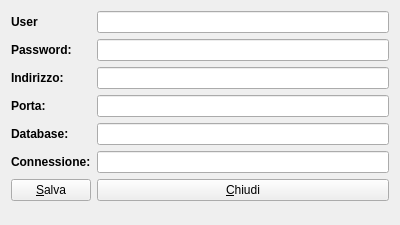
Qt form hsettings.ui (fblabs/hamlet-mod-sancon) before a commit.
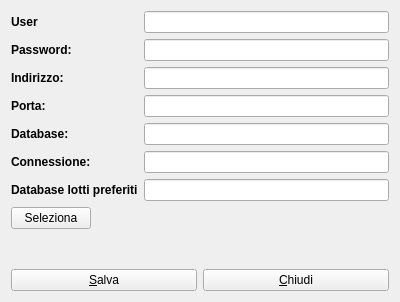
The same form after that commit.

The edit to the form file:
```diff
--- a/hsettings.ui
+++ b/hsettings.ui
@@ -10,14 +10,12 @@
     <x>0</x>
     <y>0</y>
     <width>400</width>
-    <height>225</height>
+    <height>302</height>
    </rect>
   </property>
   <property name="windowTitle">
    <string>Impostazioni</string>
   </property>
-  <layout class="QVBoxLayout" name="verticalLayout_2">
-   <item>
     <layout class="QVBoxLayout" name="verticalLayout">
      <item>
       <layout class="QFormLayout" name="formLayout">
@@ -121,25 +119,45 @@
        <item row="5" column="1">
         <widget class="QLineEdit" name="leConnessione"/>
        </item>
+     <item row="6" column="0">
+      <widget class="QLabel" name="label_7">
+       <property name="font">
+        <font>
+         <bold>true</bold>
+        </font>
+       </property>
+       <property name="text">
+        <string>Database lotti preferiti</string>
+       </property>
+      </widget>
+     </item>
+     <item row="6" column="1">
+      <widget class="QLineEdit" name="lePreferredDb"/>
+     </item>
+     <item row="7" column="0">
+      <widget class="QPushButton" name="pbSelect">
+       <property name="text">
+        <string>Seleziona</string>
+       </property>
+      </widget>
+     </item>
       </layout>
      </item>
      <item>
-      <layout class="QFormLayout" name="formLayout_2">
-       <item row="0" column="0">
+    <layout class="QHBoxLayout" name="horizontalLayout">
+     <item>
         <widget class="QPushButton" name="pushButton">
          <property name="text">
           <string>&amp;Salva</string>
          </property>
         </widget>
        </item>
-       <item row="0" column="1">
+     <item>
         <widget class="QPushButton" name="pushButton_2">
          <property name="text">
           <string>&amp;Chiudi</string>
          </property>
         </widget>
-       </item>
-      </layout>
      </item>
     </layout>
    </item>
```
Left out of the diff: 6 changed lines with no effect on the pictures. Lines whose indentation alone changed are shown as unchanged.
